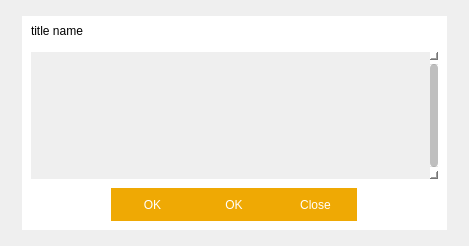
Old version of the form src/qt/forms/cmessagebox.ui in the repository MassGrid/MassGrid.
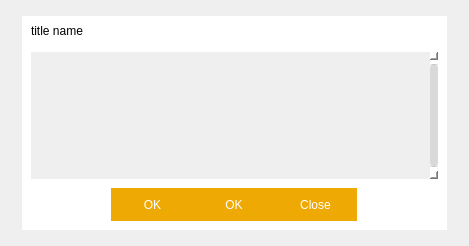
New version of the form. Icons and pictures are not drawn.

What changed in the file:
```diff
--- a/src/qt/forms/cmessagebox.ui
+++ b/src/qt/forms/cmessagebox.ui
@@ -59,7 +59,7 @@
 QScrollBar::handle:vertical
 {
     width:8px;
-    background:rgb(0,0,0,25%);
+    background:rgb(0,0,0,15%);
     border-radius:4px;
     min-height:20px;
 }
```
Left out of the diff: 2 changed lines with no effect on the pictures.
